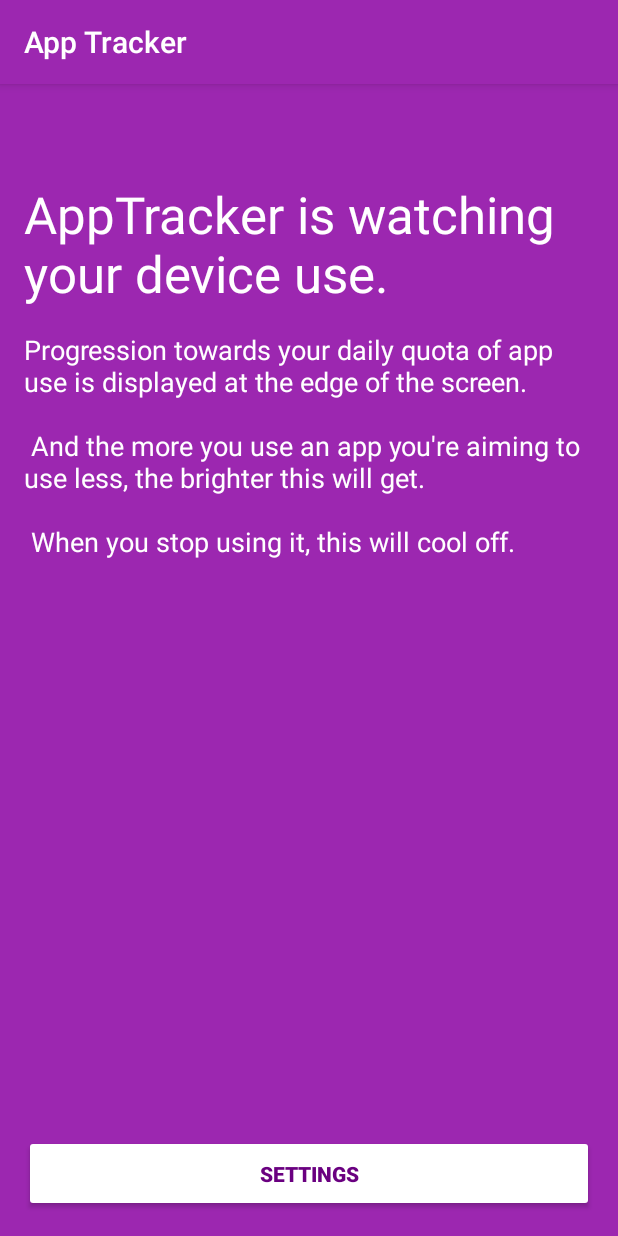
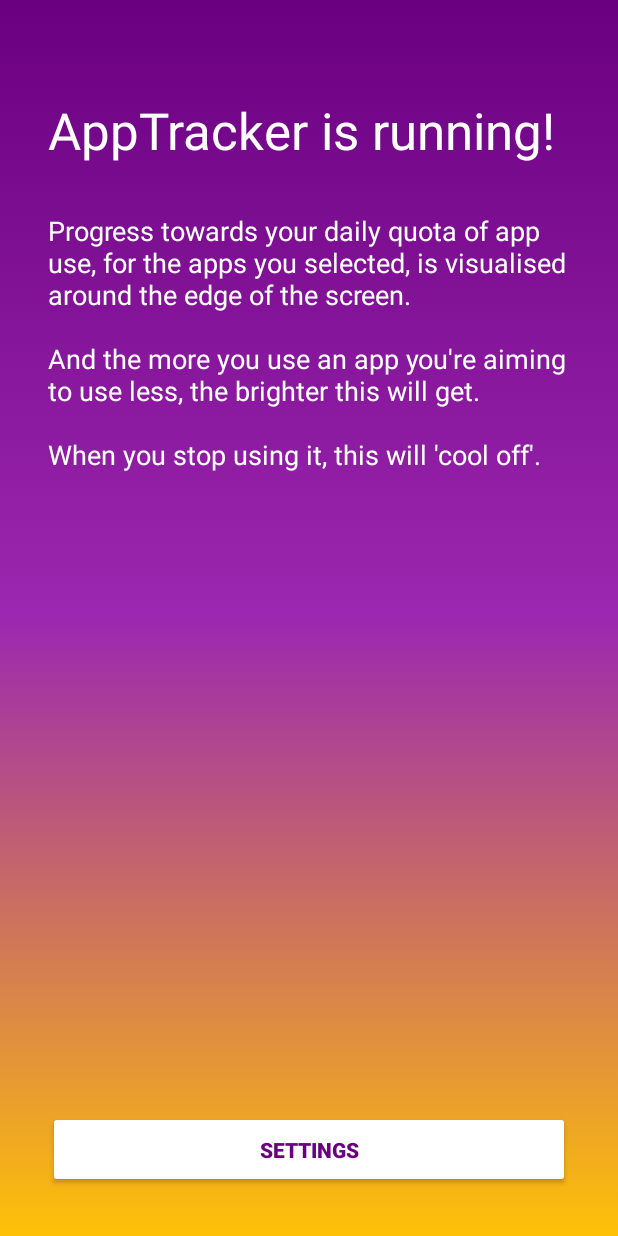
Before and after one commit to joshminton/AppTracker, an Android app: the fragment HomeFragment shown on its own in the app's theme, on a phone screen of 412 x 824 dp. Run offline under Robolectric (Android 15) with nearby library versions, the phone set to English and light mode, and no system bars.

Commit message:
Numerous bugfixes. Auto-start permission request for certain manufacturers.

```diff
--- a/app/build.gradle
+++ b/app/build.gradle
@@ -19,6 +19,10 @@ android {
 }
 
 dependencies {
+    def work_version = "2.4.0"
+
+    // (Java only)
+    implementation "androidx.work:work-runtime:$work_version"
     implementation fileTree(dir: 'libs', include: ['*.jar'])
     implementation 'androidx.appcompat:appcompat:1.1.0'
     implementation 'androidx.constraintlayout:constraintlayout:1.1.3'
@@ -39,6 +43,7 @@ dependencies {
     implementation 'com.google.firebase:firebase-storage:19.1.1'
     compile 'com.github.bosphere.android-fadingedgelayout:fadingedgelayout:1.0.0'
     implementation 'com.google.firebase:firebase-crashlytics:17.1.1'
+    implementation 'com.github.judemanutd:autostarter:1.0.8'
 
     // ...
     compile 'com.rvalerio:fgchecker:1.1.0'
--- a/app/src/main/java/com/jminton/apptracker/AppsFragment.java
+++ b/app/src/main/java/com/jminton/apptracker/AppsFragment.java
@@ -3,6 +3,7 @@ package com.jminton.apptracker;
 import android.animation.Animator;
 import android.animation.AnimatorListenerAdapter;
 import android.graphics.Typeface;
+import android.os.Build;
 import android.os.Bundle;
 
 import androidx.annotation.NonNull;
@@ -77,6 +78,10 @@ public class AppsFragment extends Fragment implements View.OnClickListener {
     @Override
     public void onCreate(Bundle savedInstanceState) {
         super.onCreate(savedInstanceState);
+
+        if (Build.VERSION.SDK_INT >= Build.VERSION_CODES.M)
+            getActivity().getWindow().getDecorView().setSystemUiVisibility(View.SYSTEM_UI_FLAG_LIGHT_STATUS_BAR);
+
         if (getArguments() != null) {
             mParam1 = getArguments().getString(ARG_PARAM1);
             mParam2 = getArguments().getString(ARG_PARAM2);
--- a/app/src/main/java/com/jminton/apptracker/HomeFragment.java
+++ b/app/src/main/java/com/jminton/apptracker/HomeFragment.java
@@ -1,9 +1,11 @@
 package com.jminton.apptracker;
 
+import android.os.Build;
 import android.os.Bundle;
 
 import androidx.annotation.NonNull;
 import androidx.annotation.Nullable;
+import androidx.appcompat.app.AppCompatActivity;
 import androidx.fragment.app.Fragment;
 
 import android.view.LayoutInflater;
@@ -52,6 +54,8 @@ public class HomeFragment extends Fragment implements View.OnClickListener{
     @Override
     public void onCreate(Bundle savedInstanceState) {
         super.onCreate(savedInstanceState);
+        if (Build.VERSION.SDK_INT >= Build.VERSION_CODES.M)
+            getActivity().getWindow().getDecorView().setSystemUiVisibility(0);
         if (getArguments() != null) {
             mParam1 = getArguments().getString(ARG_PARAM1);
             mParam2 = getArguments().getString(ARG_PARAM2);
@@ -69,7 +73,6 @@ public class HomeFragment extends Fragment implements View.OnClickListener{
     @Override
     public void onViewCreated(@NonNull View view, @Nullable Bundle savedInstanceState) {
         super.onViewCreated(view, savedInstanceState);
-
         Button btnBack = getActivity().findViewById(R.id.btnSettings);
         btnBack.setOnClickListener(this);
     }
--- a/app/src/main/java/com/jminton/apptracker/InnerGlowView.java
+++ b/app/src/main/java/com/jminton/apptracker/InnerGlowView.java
@@ -10,7 +10,7 @@ public class InnerGlowView extends GlowView {
 
     public InnerGlowView(Context context, @Nullable AttributeSet attrs) {
         super(context, attrs);
-        this.bitmap = BitmapFactory.decodeResource(getResources(), R.drawable.border);
+        this.bitmap = BitmapFactory.decodeResource(getResources(), R.drawable.inner_glow);
         init();
     }
 }
--- a/app/src/main/java/com/jminton/apptracker/OuterGlowView.java
+++ b/app/src/main/java/com/jminton/apptracker/OuterGlowView.java
@@ -10,8 +10,7 @@ public class OuterGlowView extends GlowView {
 
     public OuterGlowView(Context context, @Nullable AttributeSet attrs) {
         super(context, attrs);
-        this.bitmap = BitmapFactory.decodeResource(getResources(), R.drawable.wide_border);
+        this.bitmap = BitmapFactory.decodeResource(getResources(), R.drawable.outer_glow);
         init();
     }
-
 }
--- a/app/src/main/res/drawable/gradient_shape.xml
+++ b/app/src/main/res/drawable/gradient_shape.xml
@@ -1,11 +1,12 @@
 <?xml version="1.0" encoding="utf-8"?>
-<shape xmlns:android="http://schemas.android.com/apk/res/android">
-    <gradient
-        android:startColor="#FFFFFFFF"
-        android:centerColor="#e95a22"
-        android:endColor="#FF666DDD"
-        android:type="radial"
-        android:shape="rectangle"
-        android:gradientRadius="360dp"
-        />
-</shape>
+<selector xmlns:android="http://schemas.android.com/apk/res/android">
+    <item>
+        <shape>
+            <gradient android:angle="90"
+                android:endColor="@color/colorPrimaryDark"
+                android:centerColor="@color/colorPrimary"
+                android:startColor="@color/colorAccent"
+                android:type="linear" />
+        </shape>
+    </item>
+</selector>
--- a/app/src/main/res/layout/fragment_apps.xml
+++ b/app/src/main/res/layout/fragment_apps.xml
@@ -10,7 +10,7 @@
         android:id="@+id/txtDescription"
         android:layout_width="wrap_content"
         android:layout_height="wrap_content"
-        android:layout_marginTop="16dp"
+        android:layout_marginTop="64dp"
         android:text="Select apps below which you'd like to use less."
         app:layout_constraintEnd_toEndOf="parent"
         app:layout_constraintStart_toStartOf="parent"
--- a/app/src/main/res/layout/fragment_home.xml
+++ b/app/src/main/res/layout/fragment_home.xml
@@ -5,13 +5,13 @@
     android:layout_width="match_parent"
     android:layout_height="match_parent"
     tools:context=".HomeFragment"
-    android:background="@color/colorPrimary">
+    android:background="@drawable/gradient_shape">
 
     <TextView
         android:id="@+id/txtHeadline"
         android:layout_width="0dp"
         android:layout_height="wrap_content"
-        android:layout_marginHorizontal="16dp"
+        android:layout_marginHorizontal="32dp"
         android:layout_marginTop="64dp"
         android:text="@string/status_title"
         android:textAlignment="center"
@@ -26,7 +26,7 @@
         android:id="@+id/txtDec"
         android:layout_width="0dp"
         android:layout_height="wrap_content"
-        android:layout_margin="16dp"
+        android:layout_margin="32dp"
         android:text="@string/status_message"
         android:textAlignment="center"
         android:textSize="18sp"
@@ -67,7 +67,7 @@
         android:textSize="14sp"
         android:textStyle="bold"
         android:textColor="@color/colorPrimaryDark"
-        android:layout_margin="16dp"
+        android:layout_margin="32dp"
         android:padding="16dp"
         app:layout_constraintBottom_toBottomOf="parent"
         app:layout_constraintEnd_toEndOf="parent"
--- a/app/src/main/res/values/strings.xml
+++ b/app/src/main/res/values/strings.xml
@@ -12,10 +12,10 @@
     <!-- TODO: Remove or change this placeholder text -->
     <string name="hello_blank_fragment">Hello blank fragment</string>
 
-    <string name="status_title">&appname; is watching your device use.</string>
-    <string name="status_message">Progression towards your daily quota of app use is displayed at the edge of the screen.\n\n
-        And the more you use an app you\'re aiming to use less, the brighter this will get.\n\n
-        When you stop using it, this will cool off.
+    <string name="status_title">&appname; is running!</string>
+    <string name="status_message">Progress towards your daily quota of app use, for the apps you selected, is visualised around the edge of the screen.
+        \n\nAnd the more you use an app you\'re aiming to use less, the brighter this will get.
+        \n\nWhen you stop using it, this will \'cool off\'.
     </string>
 
 
--- a/app/src/main/res/values/styles.xml
+++ b/app/src/main/res/values/styles.xml
@@ -1,11 +1,17 @@
 <resources>
 
     <!-- Base application theme. -->
-    <style name="AppTheme" parent="Theme.AppCompat.Light.DarkActionBar">
+    <style name="AppTheme" parent="Theme.AppCompat.Light.NoActionBar">
         <!-- Customize your theme here. -->
         <item name="colorPrimary">@color/colorPrimary</item>
         <item name="colorPrimaryDark">@color/colorPrimaryDark</item>
         <item name="colorAccent">@color/colorAccent</item>
+        <item name="android:statusBarColor">@android:color/transparent</item>
+        <item name="android:windowDrawsSystemBarBackgrounds">true</item>
+    </style>
+
+    <style name="DarkStatusIcons" parent="AppTheme">
+        <item name="android:windowLightStatusBar">true</item>
     </style>
 
     <style name="BottomNavigationTheme" parent="Theme.AppCompat.Light">
```
Also changed, not shown: app/src/main/java/com/jminton/apptracker/LimitsFragment.java (+12 -4 lines), app/src/main/java/com/jminton/apptracker/MainActivity.java (+31 -12 lines), app/src/main/java/com/jminton/apptracker/MyExceptionHandler.java (+19 -3 lines), app/src/main/java/com/jminton/apptracker/ReportUploadWorker.java (added, +30 -0 lines), app/src/main/java/com/jminton/apptracker/TrackingService.java (+83 -12 lines), app/src/main/res/layout/fragment_limits.xml (+6 -4 lines).
